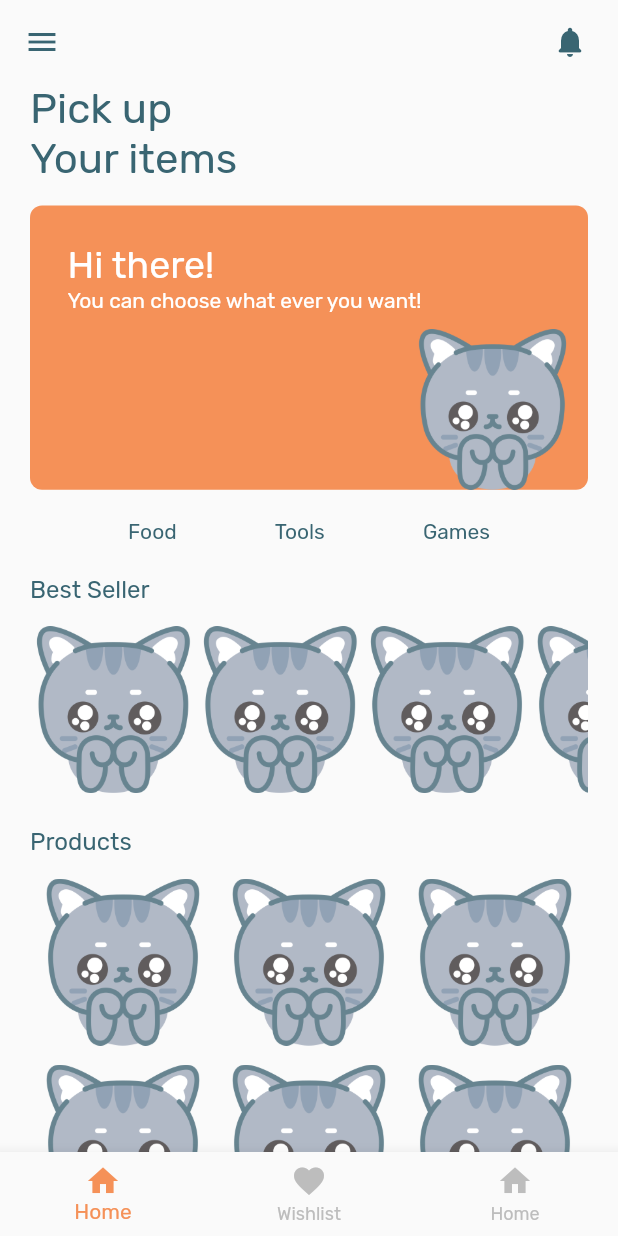
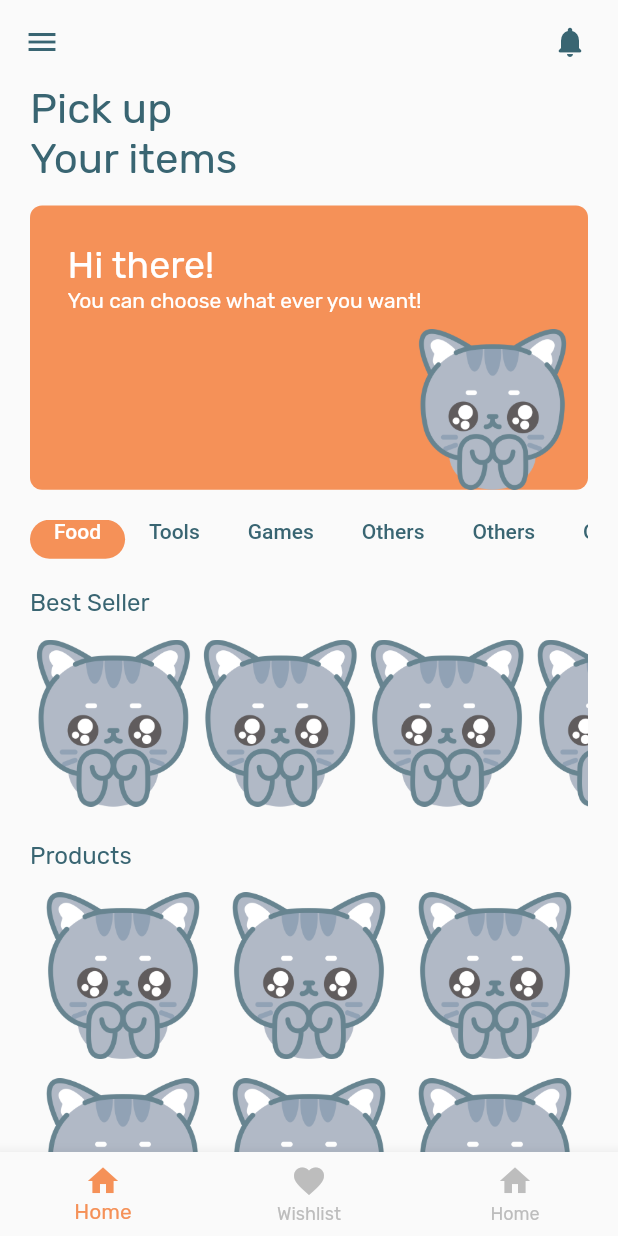
Before and after one commit to Tasneem-Zaareer/cat_store, a Flutter app: the screen it shows after launch, on a phone screen of 412 x 824 dp. Run offline on Flutter 3.47's test engine with Material 2 defaults, Android fonts, the light colour scheme and no system bars; our stand-ins replace get, google_fonts.

Commit message:
create tab bar

```diff
--- a/lib/features/bottom_navigation_bar/view/bottom_navigation_bart.dart
+++ b/lib/features/bottom_navigation_bar/view/bottom_navigation_bar.dart
@@ -21,9 +21,9 @@ class _BottomNavigationBarAppState extends State<BottomNavigationBarApp> {
 
   //list of Widget - home, wishlist, cart
   List<Widget> pages = [
-    HomeView(),
-    WishlistView(),
-    Text('cart'),
+    const HomeView(),
+    const WishlistView(),
+    const Text('cart'),
   ];
 
   @override
--- a/lib/features/home/view/home_view.dart
+++ b/lib/features/home/view/home_view.dart
@@ -2,8 +2,9 @@ import 'package:cat_shop/constants.dart';
 import 'package:cat_shop/features/home/view/widgets/header_home.dart';
 import 'package:cat_shop/features/home/view/widgets/products_grid_view.dart';
 import 'package:cat_shop/features/home/view/widgets/products_list_view.dart';
-import 'package:cat_shop/features/home/view/widgets/tab_bar.dart';
 import 'package:flutter/material.dart';
+
+import '../../tab_bar/tab_bar.dart';
 
 class HomeView extends StatelessWidget {
   const HomeView({super.key});
@@ -11,6 +12,7 @@ class HomeView extends StatelessWidget {
   @override
   Widget build(BuildContext context) {
     return Scaffold(
+      //backgroundColor: Colors.grey,
         //drawer
         drawer: const Drawer(),
         //app bar
--- a/lib/features/home/view/widgets/tab_bar.dart
+++ /dev/null
@@ -1,17 +0,0 @@
-import 'package:flutter/material.dart';
-
-class MyTabBar extends StatelessWidget {
-  const MyTabBar({super.key});
-
-  @override
-  Widget build(BuildContext context) {
-    return                 const Row(
-      mainAxisAlignment: MainAxisAlignment.spaceEvenly,
-      children: [
-        Text('Food'),
-        Text('Tools'),
-        Text('Games'),
-      ],
-    );
-  }
-}
--- a/lib/features/splash_screen/view/widgets/splash_screen_body.dart
+++ b/lib/features/splash_screen/view/widgets/splash_screen_body.dart
@@ -1,5 +1,5 @@
 import 'dart:async';
-import 'package:cat_shop/features/bottom_navigation_bar/view/bottom_navigation_bart.dart';
+import 'package:cat_shop/features/bottom_navigation_bar/view/bottom_navigation_bar.dart';
 import 'package:cat_shop/features/home/view/home_view.dart';
 import 'package:flutter/material.dart';
 
--- /dev/null
+++ b/lib/features/tab_bar/tab_bar.dart
@@ -0,0 +1,33 @@
+import 'package:flutter/material.dart';
+
+import '../../constants.dart';
+
+class MyTabBar extends StatelessWidget {
+  const MyTabBar({super.key});
+
+  @override
+  Widget build(BuildContext context) {
+    return TabBar(
+      //labelColor: kFontColor,
+      unselectedLabelColor: kFontColor,
+      isScrollable: true,
+      indicatorWeight: 10,
+      indicator: BoxDecoration(
+        color: kPrimaryColor,
+        borderRadius: BorderRadius.circular(50),
+
+      ),
+
+      tabs: const [
+        Text('Food'),
+        Text('Tools'),
+        Text('Games'),
+        Text('Others'),
+        Text('Others'),
+        Text('Others'),
+        Text('Others'),
+
+      ],
+    );
+  }
+}
--- a/lib/main.dart
+++ b/lib/main.dart
@@ -1,5 +1,5 @@
 import 'package:cat_shop/constants.dart';
-import 'package:cat_shop/features/bottom_navigation_bar/view/bottom_navigation_bart.dart';
+import 'package:cat_shop/features/bottom_navigation_bar/view/bottom_navigation_bar.dart';
 import 'package:cat_shop/features/splash_screen/view/splash_screen_view.dart';
 import 'package:google_fonts/google_fonts.dart';
 
```
